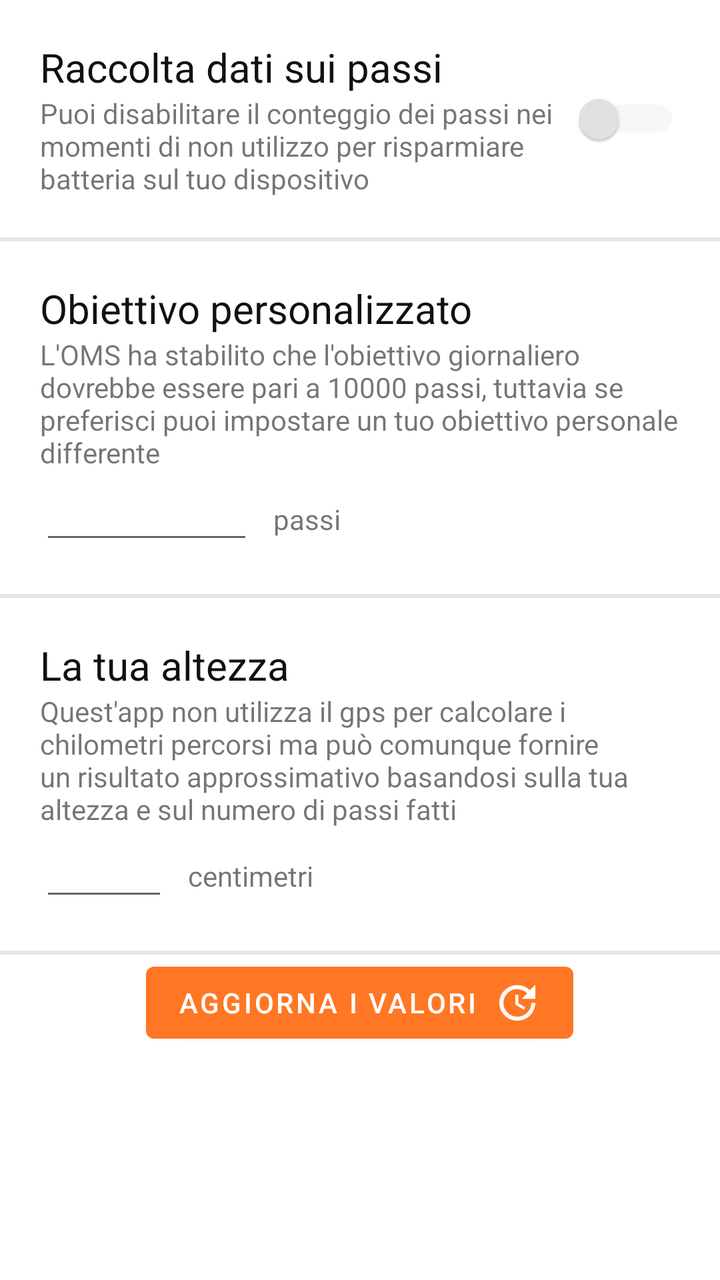
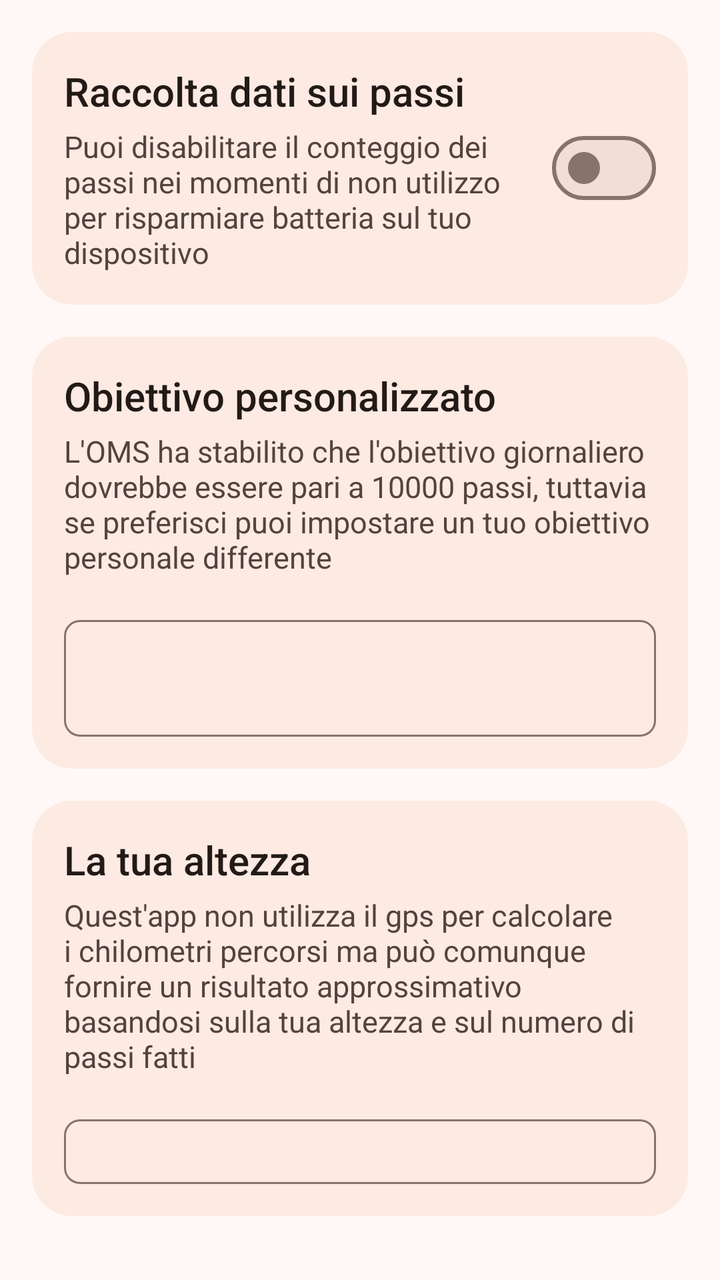

An Android layout rendered at two revisions. The XML below is the earlier revision; the diff shows what the commit changed to produce the second picture.
<!-- AndroidManifest.xml: application theme Theme.Passi -->
<!-- res/layout/fragment_settings.xml -->
<?xml version="1.0" encoding="utf-8"?>
<FrameLayout xmlns:android="http://schemas.android.com/apk/res/android"
    xmlns:tools="http://schemas.android.com/tools"
    android:layout_width="match_parent"
    android:layout_height="match_parent"
    tools:context=".settings.SettingsFragment">
    <LinearLayout
        android:layout_width="match_parent"
        android:layout_height="wrap_content"
        android:orientation="vertical">
            <LinearLayout
                android:layout_width="match_parent"
                android:layout_height="wrap_content"
                android:orientation="horizontal"
                android:padding="20dp">
                <LinearLayout
                    android:layout_width="0dp"
                    android:layout_height="wrap_content"
                    android:layout_weight="5"
                    android:orientation="vertical"
                    android:paddingRight="5dp">
                    <TextView
                        android:layout_width="wrap_content"
                        android:layout_height="wrap_content"
                        android:text="@string/titolo_raccolta_dati"
                        android:textSize="@dimen/text_size_subtitle"
                        android:textColor="@color/black"/>
                    <TextView
                        android:layout_width="wrap_content"
                        android:layout_height="wrap_content"
                        android:text="@string/testo_raccolta_dati" />
                </LinearLayout>
                <LinearLayout
                    android:layout_width="0dp"
                    android:layout_height="match_parent"
                    android:layout_weight="1"
                    android:gravity="center">

                    <Switch
                        android:id="@+id/raccolta_dati_switch"
                        android:layout_width="wrap_content"
                        android:layout_height="wrap_content"
                        android:minWidth="48dp"
                        android:minHeight="48dp"
                        android:thumbTint="@color/switch_colors"
                        android:trackTint="@color/switch_track_colors" />
                </LinearLayout>
            </LinearLayout>
            <View
                android:layout_width="match_parent"
                android:layout_height="2dp"
                android:background="?attr/colorSecondary"/>

        <LinearLayout
            android:layout_width="match_parent"
            android:layout_height="wrap_content"
            android:orientation="vertical"
            android:padding="20dp">
                <TextView
                    android:layout_width="wrap_content"
                    android:layout_height="wrap_content"
                    android:text="@string/titolo_obiettivo"
                    android:textSize="@dimen/text_size_subtitle"
                    android:textColor="@color/black"/>
                <TextView
                    android:layout_width="wrap_content"
                    android:layout_height="wrap_content"
                    android:text="@string/testo_obiettivo" />
                <LinearLayout
                    android:layout_width="match_parent"
                    android:layout_height="wrap_content"
                    android:orientation="horizontal">
                    <EditText
                        android:id="@+id/inputObiettivo"
                        android:layout_width="0dp"
                        android:layout_height="wrap_content"
                        android:layout_weight="1"
                        android:inputType="number"
                        android:gravity="right"/>
                    <TextView
                        android:layout_width="0dp"
                        android:layout_height="wrap_content"
                        android:layout_weight="2"
                        android:text="@string/passiEtichetta"
                        android:paddingLeft="10dp"/>
                </LinearLayout>
            </LinearLayout>

        <View
            android:layout_width="match_parent"
            android:layout_height="2dp"
            android:background="?attr/colorSecondary"/>

        <LinearLayout
            android:layout_width="match_parent"
            android:layout_height="wrap_content"
            android:orientation="vertical"
            android:padding="20dp">
            <TextView
                android:layout_width="wrap_content"
                android:layout_height="wrap_content"
                android:text="@string/titolo_altezza"
                android:textSize="@dimen/text_size_subtitle"
                android:textColor="@color/black"/>
            <TextView
                android:layout_width="wrap_content"
                android:layout_height="wrap_content"
                android:text="@string/testo_altezza" />
            <LinearLayout
                android:layout_width="match_parent"
                android:layout_height="wrap_content"
                android:orientation="horizontal">
                <EditText
                    android:id="@+id/inputAltezza"
                    android:layout_width="0dp"
                    android:layout_height="wrap_content"
                    android:layout_weight="1"
                    android:inputType="number"
                    android:gravity="right"/>
                <TextView
                    android:layout_width="0dp"
                    android:layout_height="wrap_content"
                    android:layout_weight="4"
                    android:text="@string/altezzaEtichetta"
                    android:paddingLeft="10dp"/>
            </LinearLayout>
        </LinearLayout>

        <View
            android:layout_width="match_parent"
            android:layout_height="2dp"
            android:background="?attr/colorSecondary"/>

        <Button
            android:id="@+id/aggiornaValori"
            android:layout_width="wrap_content"
            android:layout_height="wrap_content"
            android:layout_gravity="center"
            android:text="@string/aggiorna_valori"
            android:drawableEnd="@drawable/update"/>

    </LinearLayout>
</FrameLayout>
<!-- resources referenced by this layout -->
<resources>
  <color name="black">#FF111111</color>
  <style name="Theme.Passi" parent="Theme.MaterialComponents.DayNight.DarkActionBar">
          
          <item name="colorPrimary">@color/orange_500</item>
          <item name="colorPrimaryVariant">@color/orange_700</item>
          <item name="colorOnPrimary">@color/white</item>
          
          <item name="colorSecondary">@color/grey_300</item>
          <item name="colorSecondaryVariant">@color/grey_100</item>
          <item name="colorOnSecondary">@color/black</item>
          
          <item name="android:statusBarColor">?attr/colorPrimaryVariant</item>
          
      </style>
  <color name="orange_500">#FFFF7724</color>
  <color name="orange_700">#FFE64E1B</color>
  <color name="white">#FFFFFFFF</color>
  <color name="grey_300">#FFE5E5E5</color>
  <color name="grey_100">#FFF6F6F6</color>
  <!-- unchanged entries left out for length: 11 -->
</resources>

<!-- the commit's change to res/layout/fragment_settings.xml (unified diff, before → after) -->
@@ -1,143 +1,160 @@
 <?xml version="1.0" encoding="utf-8"?>
 <FrameLayout xmlns:android="http://schemas.android.com/apk/res/android"
+    xmlns:app="http://schemas.android.com/apk/res-auto"
     xmlns:tools="http://schemas.android.com/tools"
     android:layout_width="match_parent"
     android:layout_height="match_parent"
     tools:context=".settings.SettingsFragment">
+
     <LinearLayout
         android:layout_width="match_parent"
         android:layout_height="wrap_content"
-        android:orientation="vertical">
+        android:orientation="vertical"
+        android:paddingTop="@dimen/space_s"
+        android:paddingBottom="@dimen/space_l">
+
+        
+        <com.google.android.material.card.MaterialCardView
+            android:layout_width="match_parent"
+            android:layout_height="wrap_content"
+            android:layout_marginHorizontal="@dimen/space_m"
+            android:layout_marginVertical="@dimen/space_s">
+
             <LinearLayout
                 android:layout_width="match_parent"
                 android:layout_height="wrap_content"
+                android:gravity="center_vertical"
                 android:orientation="horizontal"
-                android:padding="20dp">
+                android:padding="@dimen/card_content_padding">
+
                 <LinearLayout
                     android:layout_width="0dp"
                     android:layout_height="wrap_content"
-                    android:layout_weight="5"
+                    android:layout_weight="1"
                     android:orientation="vertical"
-                    android:paddingRight="5dp">
+                    android:paddingEnd="@dimen/space_m">
+
                     <TextView
+                        style="@style/PassiText.Subtitle"
                         android:layout_width="wrap_content"
                         android:layout_height="wrap_content"
-                        android:text="@string/titolo_raccolta_dati"
-                        android:textSize="@dimen/text_size_subtitle"
-                        android:textColor="@color/black"/>
+                        android:text="@string/titolo_raccolta_dati" />
+
                     <TextView
+                        style="@style/PassiText.Caption"
                         android:layout_width="wrap_content"
                         android:layout_height="wrap_content"
+                        android:layout_marginTop="@dimen/space_xs"
                         android:text="@string/testo_raccolta_dati" />
                 </LinearLayout>
-                <LinearLayout
-                    android:layout_width="0dp"
-                    android:layout_height="match_parent"
-                    android:layout_weight="1"
-                    android:gravity="center">
 
-                    <Switch
-                        android:id="@+id/raccolta_dati_switch"
-                        android:layout_width="wrap_content"
-                        android:layout_height="wrap_content"
-                        android:minWidth="48dp"
-                        android:minHeight="48dp"
-                        android:thumbTint="@color/switch_colors"
-                        android:trackTint="@color/switch_track_colors" />
-                </LinearLayout>
+                
+                <com.google.android.material.materialswitch.MaterialSwitch
+                    android:id="@+id/raccolta_dati_switch"
+                    android:layout_width="wrap_content"
+                    android:layout_height="wrap_content"
+                    android:minWidth="48dp"
+                    android:minHeight="48dp" />
             </LinearLayout>
-            <View
-                android:layout_width="match_parent"
-                android:layout_height="2dp"
-                android:background="?attr/colorSecondary"/>
+        </com.google.android.material.card.MaterialCardView>
 
-        <LinearLayout
+        
+        <com.google.android.material.card.MaterialCardView
             android:layout_width="match_parent"
             android:layout_height="wrap_content"
-            android:orientation="vertical"
-            android:padding="20dp">
-                <TextView
-                    android:layout_width="wrap_content"
-                    android:layout_height="wrap_content"
-                    android:text="@string/titolo_obiettivo"
-                    android:textSize="@dimen/text_size_subtitle"
-                    android:textColor="@color/black"/>
-                <TextView
-                    android:layout_width="wrap_content"
-                    android:layout_height="wrap_content"
-                    android:text="@string/testo_obiettivo" />
-                <LinearLayout
-                    android:layout_width="match_parent"
-                    android:layout_height="wrap_content"
-                    android:orientation="horizontal">
-                    <EditText
-                        android:id="@+id/inputObiettivo"
-                        android:layout_width="0dp"
-                        android:layout_height="wrap_content"
-                        android:layout_weight="1"
-                        android:inputType="number"
-                        android:gravity="right"/>
-                    <TextView
-                        android:layout_width="0dp"
-                        android:layout_height="wrap_content"
-                        android:layout_weight="2"
-                        android:text="@string/passiEtichetta"
-                        android:paddingLeft="10dp"/>
-                </LinearLayout>
-            </LinearLayout>
+            android:layout_marginHorizontal="@dimen/space_m"
+            android:layout_marginVertical="@dimen/space_s">
 
-        <View
-            android:layout_width="match_parent"
-            android:layout_height="2dp"
-            android:background="?attr/colorSecondary"/>
-
-        <LinearLayout
-            android:layout_width="match_parent"
-            android:layout_height="wrap_content"
-            android:orientation="vertical"
-            android:padding="20dp">
-            <TextView
-                android:layout_width="wrap_content"
-                android:layout_height="wrap_content"
-                android:text="@string/titolo_altezza"
-                android:textSize="@dimen/text_size_subtitle"
-                android:textColor="@color/black"/>
-            <TextView
-                android:layout_width="wrap_content"
-                android:layout_height="wrap_content"
-                android:text="@string/testo_altezza" />
             <LinearLayout
                 android:layout_width="match_parent"
                 android:layout_height="wrap_content"
-                android:orientation="horizontal">
-                <EditText
-                    android:id="@+id/inputAltezza"
-                    android:layout_width="0dp"
+                android:orientation="vertical"
+                android:padding="@dimen/card_content_padding">
+
+                <TextView
+                    style="@style/PassiText.Subtitle"
+                    android:layout_width="wrap_content"
                     android:layout_height="wrap_content"
-                    android:layout_weight="1"
-                    android:inputType="number"
-                    android:gravity="right"/>
+                    android:text="@string/titolo_obiettivo" />
+
                 <TextView
-                    android:layout_width="0dp"
+                    style="@style/PassiText.Caption"
+                    android:layout_width="wrap_content"
                     android:layout_height="wrap_content"
-                    android:layout_weight="4"
-                    android:text="@string/altezzaEtichetta"
-                    android:paddingLeft="10dp"/>
+                    android:layout_marginTop="@dimen/space_xs"
+                    android:text="@string/testo_obiettivo" />
+
+                
+                <com.google.android.material.textfield.TextInputLayout
+                    style="@style/PassiTextField"
+                    android:layout_width="match_parent"
+                    android:layout_height="wrap_content"
+                    android:layout_marginTop="@dimen/space_m"
+                    app:suffixText="@string/passiEtichetta">
+
+                    <com.google.android.material.textfield.TextInputEditText
+                        android:id="@+id/inputObiettivo"
+                        android:layout_width="match_parent"
+                        android:layout_height="wrap_content"
+                        android:importantForAutofill="no"
+                        android:inputType="number"
+                        android:textSize="@dimen/text_size_body" />
+                </com.google.android.material.textfield.TextInputLayout>
             </LinearLayout>
-        </LinearLayout>
+        </com.google.android.material.card.MaterialCardView>
 
-        <View
+        
+        <com.google.android.material.card.MaterialCardView
             android:layout_width="match_parent"
-            android:layout_height="2dp"
-            android:background="?attr/colorSecondary"/>
+            android:layout_height="wrap_content"
+            android:layout_marginHorizontal="@dimen/space_m"
+            android:layout_marginVertical="@dimen/space_s">
+
+            <LinearLayout
+                android:layout_width="match_parent"
+                android:layout_height="wrap_content"
+                android:orientation="vertical"
+                android:padding="@dimen/card_content_padding">
+
+                <TextView
+                    style="@style/PassiText.Subtitle"
+                    android:layout_width="wrap_content"
+                    android:layout_height="wrap_content"
+                    android:text="@string/titolo_altezza" />
+
+                <TextView
+                    style="@style/PassiText.Caption"
+                    android:layout_width="wrap_content"
+                    android:layout_height="wrap_content"
+                    android:layout_marginTop="@dimen/space_xs"
+                    android:text="@string/testo_altezza" />
+
+                <com.google.android.material.textfield.TextInputLayout
+                    style="@style/PassiTextField"
+                    android:layout_width="match_parent"
+                    android:layout_height="wrap_content"
+                    android:layout_marginTop="@dimen/space_m"
+                    app:suffixText="@string/altezzaEtichetta">
+
+                    <com.google.android.material.textfield.TextInputEditText
+                        android:id="@+id/inputAltezza"
+                        android:layout_width="match_parent"
+                        android:layout_height="wrap_content"
+                        android:importantForAutofill="no"
+                        android:inputType="number"
+                        android:textSize="@dimen/text_size_body" />
+                </com.google.android.material.textfield.TextInputLayout>
+            </LinearLayout>
+        </com.google.android.material.card.MaterialCardView>
 
         <Button
             android:id="@+id/aggiornaValori"
             android:layout_width="wrap_content"
             android:layout_height="wrap_content"
             android:layout_gravity="center"
+            android:layout_marginTop="@dimen/space_m"
             android:text="@string/aggiorna_valori"
-            android:drawableEnd="@drawable/update"/>
+            app:icon="@drawable/update" />
 
     </LinearLayout>
 </FrameLayout>
<!-- resource entries referenced after the edit -->
@@ -1,24 +1,135 @@
 <!-- resources referenced by this layout -->
 <resources>
-  <color name="black">#FF111111</color>
-  <style name="Theme.Passi" parent="Theme.MaterialComponents.DayNight.DarkActionBar">
+  <dimen name="card_content_padding">16dp</dimen>
+  <dimen name="space_l">24dp</dimen>
+  <dimen name="space_m">16dp</dimen>
+  <dimen name="space_s">8dp</dimen>
+  <dimen name="space_xs">4dp</dimen>
+  <dimen name="text_size_body">18sp</dimen>
+  <style name="PassiText.Caption">
+          <item name="android:textSize">@dimen/text_size_caption</item>
+          <item name="android:textColor">?attr/colorOnSurfaceVariant</item>
+      </style>
+  <style name="PassiText.Subtitle">
+          <item name="android:textSize">@dimen/text_size_subtitle</item>
+          <item name="android:fontFamily">sans-serif-medium</item>
+      </style>
+  <style name="PassiTextField" parent="Widget.Material3.TextInputLayout.OutlinedBox">
+          <item name="boxCornerRadiusTopStart">@dimen/space_s</item>
+          <item name="boxCornerRadiusTopEnd">@dimen/space_s</item>
+          <item name="boxCornerRadiusBottomStart">@dimen/space_s</item>
+          <item name="boxCornerRadiusBottomEnd">@dimen/space_s</item>
+      </style>
+  <style name="Theme.Passi" parent="Theme.Material3.DayNight.NoActionBar">
+  
+          <item name="colorPrimary">@color/md_primary</item>
+          <item name="colorOnPrimary">@color/md_on_primary</item>
+          <item name="colorPrimaryContainer">@color/md_primary_container</item>
+          <item name="colorOnPrimaryContainer">@color/md_on_primary_container</item>
+  
+          <item name="colorSecondary">@color/md_secondary</item>
+          <item name="colorOnSecondary">@color/md_on_secondary</item>
+          <item name="colorSecondaryContainer">@color/md_secondary_container</item>
+          <item name="colorOnSecondaryContainer">@color/md_on_secondary_container</item>
+  
+          <item name="colorTertiary">@color/md_tertiary</item>
+          <item name="colorOnTertiary">@color/md_on_tertiary</item>
+          <item name="colorTertiaryContainer">@color/md_tertiary_container</item>
+          <item name="colorOnTertiaryContainer">@color/md_on_tertiary_container</item>
+  
+          <item name="colorError">@color/md_error</item>
+          <item name="colorOnError">@color/md_on_error</item>
+          <item name="colorErrorContainer">@color/md_error_container</item>
+          <item name="colorOnErrorContainer">@color/md_on_error_container</item>
+  
+          <item name="android:colorBackground">@color/md_background</item>
+          <item name="colorOnBackground">@color/md_on_background</item>
+          <item name="colorSurface">@color/md_surface</item>
+          <item name="colorOnSurface">@color/md_on_surface</item>
+          <item name="colorSurfaceVariant">@color/md_surface_variant</item>
+          <item name="colorOnSurfaceVariant">@color/md_on_surface_variant</item>
+          <item name="colorSurfaceContainerLowest">@color/md_surface_container_lowest</item>
+          <item name="colorSurfaceContainerLow">@color/md_surface_container_low</item>
+          <item name="colorSurfaceContainer">@color/md_surface_container</item>
+          <item name="colorSurfaceContainerHigh">@color/md_surface_container_high</item>
+          <item name="colorSurfaceContainerHighest">@color/md_surface_container_highest</item>
+  
+          <item name="colorOutline">@color/md_outline</item>
+          <item name="colorOutlineVariant">@color/md_outline_variant</item>
+          <item name="colorSurfaceInverse">@color/md_inverse_surface</item>
+          <item name="colorOnSurfaceInverse">@color/md_inverse_on_surface</item>
+  
           
-          <item name="colorPrimary">@color/orange_500</item>
-          <item name="colorPrimaryVariant">@color/orange_700</item>
-          <item name="colorOnPrimary">@color/white</item>
+          <item name="android:statusBarColor">?android:attr/colorBackground</item>
+          <item name="android:navigationBarColor">?attr/colorSurfaceContainer</item>
+  
           
-          <item name="colorSecondary">@color/grey_300</item>
-          <item name="colorSecondaryVariant">@color/grey_100</item>
-          <item name="colorOnSecondary">@color/black</item>
-          
-          <item name="android:statusBarColor">?attr/colorPrimaryVariant</item>
-          
+          <item name="materialCardViewStyle">@style/PassiCard</item>
+          <item name="materialButtonStyle">@style/PassiButton</item>
+          <item name="materialSwitchStyle">@style/PassiSwitch</item>
+          <item name="bottomNavigationStyle">@style/PassiBottomNav</item>
+          <item name="toolbarStyle">@style/PassiToolbar</item>
       </style>
-  <color name="orange_500">#FFFF7724</color>
-  <color name="orange_700">#FFE64E1B</color>
-  <color name="white">#FFFFFFFF</color>
-  <color name="grey_300">#FFE5E5E5</color>
-  <color name="grey_100">#FFF6F6F6</color>
+  <dimen name="text_size_caption">15sp</dimen>
+  <color name="md_primary">#FFB3400A</color>
+  <color name="md_on_primary">#FFFFFFFF</color>
+  <color name="md_primary_container">#FFFFDBCC</color>
+  <color name="md_on_primary_container">#FF3B0A00</color>
+  <color name="md_secondary">#FF77574A</color>
+  <color name="md_on_secondary">#FFFFFFFF</color>
+  <color name="md_secondary_container">#FFFFDBCC</color>
+  <color name="md_on_secondary_container">#FF2C160D</color>
+  <color name="md_tertiary">#FF6C5D2F</color>
+  <color name="md_on_tertiary">#FFFFFFFF</color>
+  <color name="md_tertiary_container">#FFF5E1A7</color>
+  <color name="md_on_tertiary_container">#FF241A00</color>
+  <color name="md_error">#FFBA1A1A</color>
+  <color name="md_on_error">#FFFFFFFF</color>
+  <color name="md_error_container">#FFFFDAD6</color>
+  <color name="md_on_error_container">#FF410002</color>
+  <color name="md_background">#FFFFF8F6</color>
+  <color name="md_on_background">#FF221A16</color>
+  <color name="md_surface">#FFFFF8F6</color>
+  <color name="md_on_surface">#FF221A16</color>
+  <color name="md_surface_variant">#FFF5DED5</color>
+  <color name="md_on_surface_variant">#FF53433D</color>
+  <color name="md_surface_container_lowest">#FFFFFFFF</color>
+  <color name="md_surface_container_low">#FFFFF1EB</color>
+  <color name="md_surface_container">#FFFCEAE3</color>
+  <color name="md_surface_container_high">#FFF7E4DD</color>
+  <color name="md_surface_container_highest">#FFF1DED7</color>
+  <color name="md_outline">#FF85736C</color>
+  <color name="md_outline_variant">#FFD8C2BA</color>
+  <color name="md_inverse_surface">#FF382E2A</color>
+  <color name="md_inverse_on_surface">#FFFFEDE7</color>
+  <style name="PassiCard" parent="Widget.Material3.CardView.Filled">
+          <item name="cardBackgroundColor">?attr/colorSurfaceContainer</item>
+          <item name="cardCornerRadius">@dimen/card_corner_radius</item>
+          <item name="cardElevation">0dp</item>
+          <item name="cardUseCompatPadding">false</item>
+      </style>
+  <style name="PassiButton" parent="Widget.Material3.Button">
+          <item name="android:textSize">@dimen/text_size_body</item>
+          <item name="android:minHeight">56dp</item>
+          <item name="android:paddingStart">@dimen/space_l</item>
+          <item name="android:paddingEnd">@dimen/space_l</item>
+          <item name="iconGravity">textEnd</item>
+      </style>
+  <style name="PassiSwitch" parent="Widget.Material3.CompoundButton.MaterialSwitch" />
+  <style name="PassiBottomNav" parent="Widget.Material3.BottomNavigationView">
+          <item name="android:background">?attr/colorSurfaceContainer</item>
+          <item name="labelVisibilityMode">labeled</item>
+      </style>
+  <style name="PassiToolbar" parent="Widget.Material3.Toolbar.OnSurface">
+          <item name="titleTextAppearance">@style/PassiToolbarTitle</item>
+          <item name="android:background">?android:attr/colorBackground</item>
+      </style>
+  <dimen name="card_corner_radius">20dp</dimen>
+  <style name="PassiToolbarTitle" parent="TextAppearance.Material3.TitleLarge">
+          <item name="android:textSize">@dimen/text_size_title</item>
+          <item name="android:textColor">?attr/colorOnBackground</item>
+      </style>
+  <dimen name="text_size_title">22sp</dimen>
   <!-- unchanged entries left out for length: 11 -->
 </resources>
 
